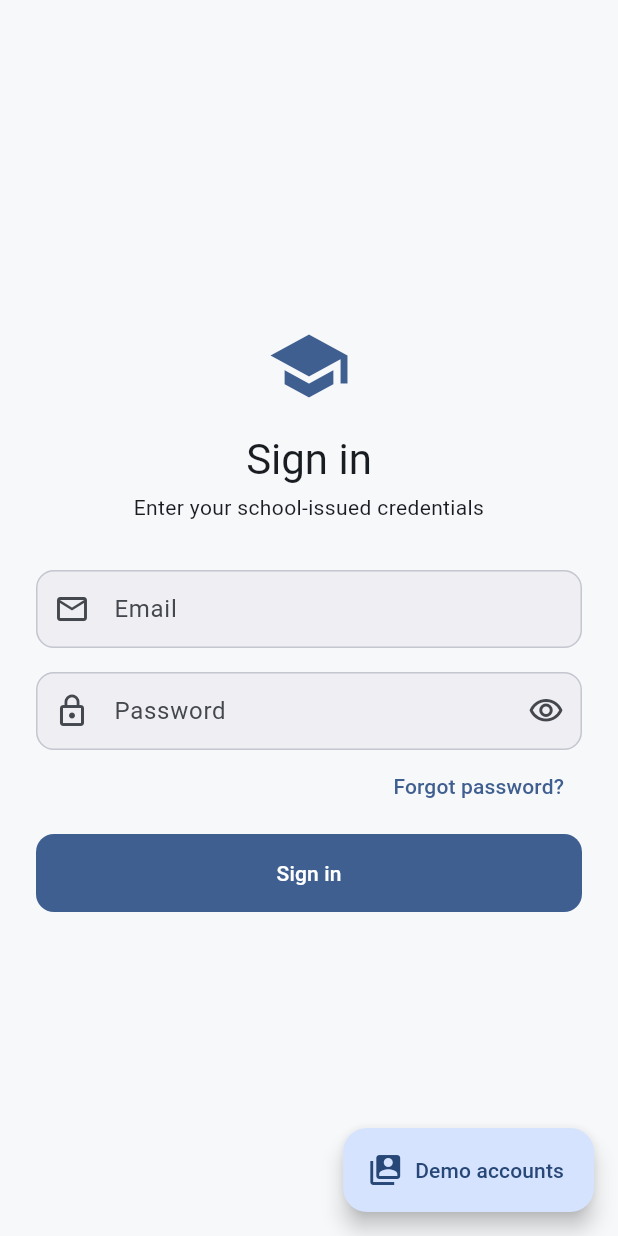
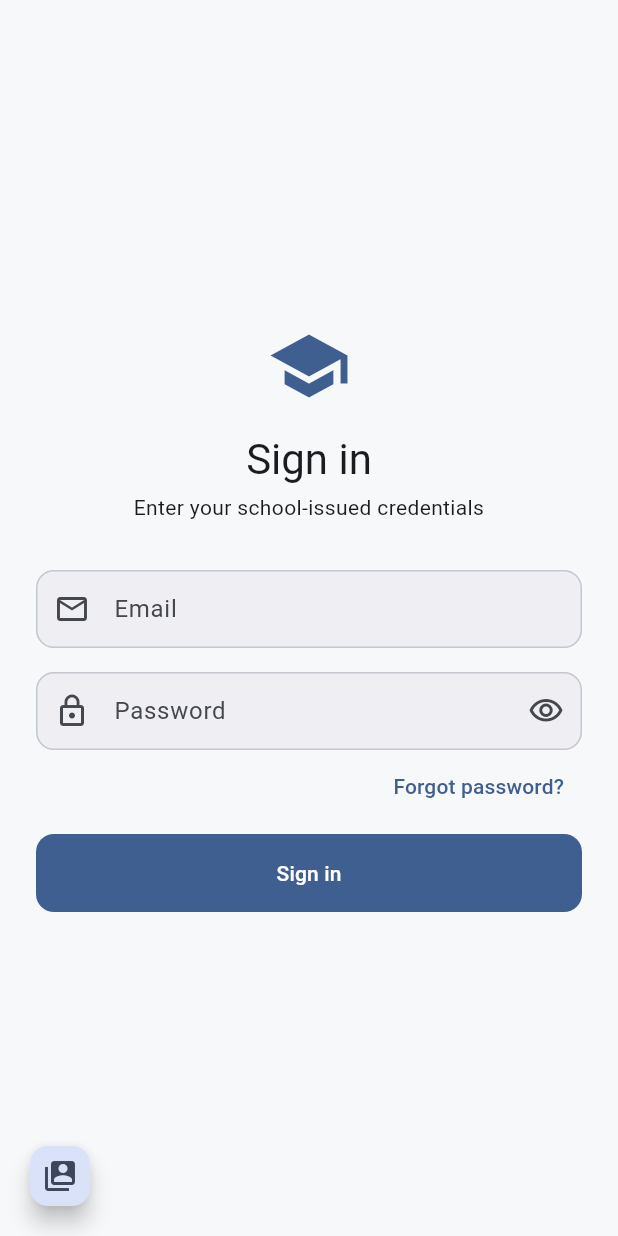
Before and after one commit to jcem0615-rgb/School-saas, a Flutter app: the screen it shows after launch, on a phone screen of 412 x 824 dp. Run offline on Flutter 3.47's test engine with Material 3 defaults, Android fonts, the phone set to English and light mode, and no system bars; our stand-ins replace cloud_firestore, cloud_functions, firebase_auth, flutter_riverpod, go_router, qr_flutter and 1 more; missing offline and left inert: mobile_scanner; accounts and stored records are empty.

Commit message:
Fix demo switcher covering every screen's primary action button
The switcher was anchored bottom-right at the same spot Material puts a
FloatingActionButton, and 15 screens have one -- "New Coursework",
"Add Assignment", "Submit Report", "New Program", "Record Expense" and so
on. All of them were sitting underneath it and could not be tapped, which
made the app look like its primary actions were missing entirely. The
per-row edit/delete menus were always present; only the add buttons were
occluded.

Moved to bottom-left and shrunk from an extended FAB to a small icon
button. Every FAB in the app uses the default endFloat slot, so the left
side is unoccupied.

Removed the tooltip in the same pass: a Tooltip needs an Overlay
ancestor, and this widget is mounted via MaterialApp.builder, above the
router's Navigator -- the same reason the panel is drawn inline instead of
with showModalBottomSheet. Setting one threw on first build, and because
this is a release web build that surfaced as a frozen grey overlay with
nothing in the console rather than an error. Semantics gives the
accessible name without needing an Overlay, and the button now carries a
key so tests can find it.

Adds test/smoke/demo_switcher_test.dart: opens the panel (which is what
caught the Overlay assertion) and asserts the switcher stays on the left
half of the screen, so it cannot drift back over the FAB slot.

Flutter: 78/78 passing, analyze clean.

Co-Authored-By: Claude Opus 5 <noreply@anthropic.com>

```diff
--- a/app/lib/demo/demo_switcher.dart
+++ b/app/lib/demo/demo_switcher.dart
@@ -18,6 +18,10 @@ import 'demo_store.dart';
 /// showModalBottomSheet, because it is installed via MaterialApp.builder,
 /// which sits *above* the router's Navigator -- there is no Navigator in
 /// scope at this point in the tree.
+/// Key for the switcher's toggle button, so tests can find it without
+/// depending on a tooltip (which this widget cannot have -- see below).
+const demoSwitcherButtonKey = ValueKey<String>('demo-switcher-button');
+
 class DemoSwitcher extends ConsumerStatefulWidget {
   final Widget child;
   const DemoSwitcher({super.key, required this.child});
@@ -61,21 +65,43 @@ class _DemoSwitcherState extends ConsumerState<DemoSwitcher> {
               child: ColoredBox(color: Colors.black.withValues(alpha: 0.4)),
             ),
           ),
+        // Bottom-LEFT, deliberately. Every Scaffold in the app puts its
+        // FloatingActionButton in the default endFloat slot (bottom-right),
+        // and 15 screens have one -- "New Coursework", "Add Assignment",
+        // "Submit Report" and so on. Anchoring this control bottom-right
+        // silently covered all of them, which made the app look like its
+        // primary action buttons were missing.
         Positioned(
-          right: 16,
+          left: 16,
           bottom: 16,
           child: SafeArea(
             child: Column(
-              crossAxisAlignment: CrossAxisAlignment.end,
+              crossAxisAlignment: CrossAxisAlignment.start,
               mainAxisSize: MainAxisSize.min,
               children: [
                 if (_open) _panel(theme, current),
                 const SizedBox(height: 12),
-                FloatingActionButton.extended(
-                  heroTag: 'demo-switcher',
-                  onPressed: () => setState(() => _open = !_open),
-                  icon: Icon(_open ? Icons.close : Icons.switch_account),
-                  label: Text(_open ? 'Close' : 'Demo accounts'),
+                // Small and unlabelled when closed, so it takes as little
+                // of the app's own screen space as possible.
+                //
+                // No `tooltip:` here, deliberately. A Tooltip needs an
+                // Overlay ancestor, and this widget is installed via
+                // MaterialApp.builder -- above the router's Navigator, so
+                // there is no Overlay in scope. Setting one throws on
+                // first build, which in a release web build shows up as a
+                // frozen grey screen with an empty console. Semantics
+                // gives the accessible name without needing an Overlay.
+                Semantics(
+                  label: 'Demo accounts',
+                  button: true,
+                  child: FloatingActionButton.small(
+                    key: demoSwitcherButtonKey,
+                    heroTag: 'demo-switcher',
+                    backgroundColor: theme.colorScheme.secondaryContainer,
+                    foregroundColor: theme.colorScheme.onSecondaryContainer,
+                    onPressed: () => setState(() => _open = !_open),
+                    child: Icon(_open ? Icons.close : Icons.switch_account),
+                  ),
                 ),
               ],
             ),
```
Also changed, not shown: 1 other file.
